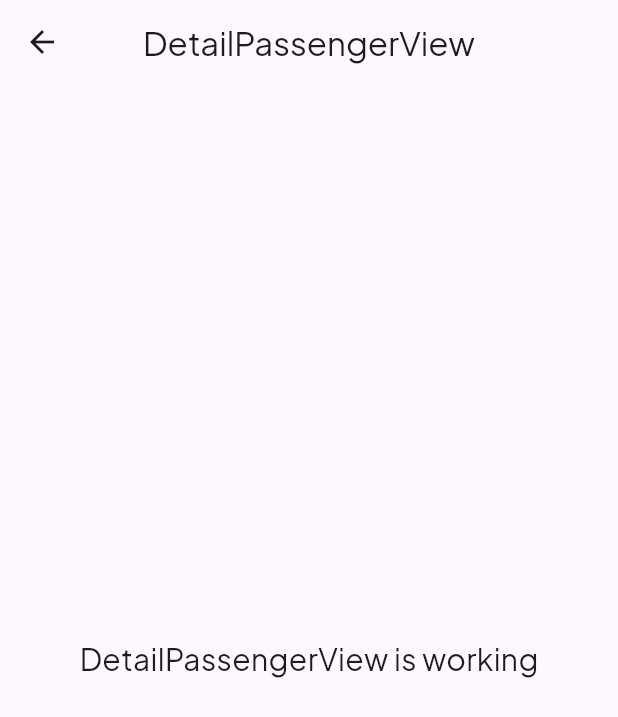
After one commit to FajarAdiSetyawan/Train-Ticketing-Flutter, a Flutter app: the DetailPassengerView screen opened by its route, on a phone screen of 412 x 824 dp. The commit adds this screen. Shown: the top 717 px of the screen. Run offline on Flutter 3.47's test engine with Material 2 defaults, Android fonts, the light colour scheme and no system bars; our stand-ins replace flutter_svg, get.

Commit message:
add page select_train & detail passenger

```diff
--- /dev/null
+++ b/lib/app/modules/detail_passenger/views/detail_passenger_view.dart
@@ -0,0 +1,24 @@
+import 'package:flutter/material.dart';
+
+import 'package:get/get.dart';
+
+import '../controllers/detail_passenger_controller.dart';
+
+class DetailPassengerView extends GetView<DetailPassengerController> {
+  const DetailPassengerView({Key? key}) : super(key: key);
+  @override
+  Widget build(BuildContext context) {
+    return Scaffold(
+      appBar: AppBar(
+        title: const Text('DetailPassengerView'),
+        centerTitle: true,
+      ),
+      body: const Center(
+        child: Text(
+          'DetailPassengerView is working',
+          style: TextStyle(fontSize: 20),
+        ),
+      ),
+    );
+  }
+}
--- a/lib/app/routes/app_routes.dart
+++ b/lib/app/routes/app_routes.dart
@@ -5,10 +5,14 @@ abstract class Routes {
   Routes._();
   static const HOME = _Paths.HOME;
   static const SELECT_SEAT = _Paths.SELECT_SEAT;
+  static const SELECT_TRAIN = _Paths.SELECT_TRAIN;
+  static const DETAIL_PASSENGER = _Paths.DETAIL_PASSENGER;
 }
 
 abstract class _Paths {
   _Paths._();
   static const HOME = '/home';
   static const SELECT_SEAT = '/select-seat';
+  static const SELECT_TRAIN = '/select-train';
+  static const DETAIL_PASSENGER = '/detail-passenger';
 }
```
Also changed, not shown: lib/app/modules/detail_passenger/bindings/detail_passenger_binding.dart (added, +12 -0 lines), lib/app/modules/detail_passenger/controllers/detail_passenger_controller.dart (added, +23 -0 lines), lib/app/modules/select_train/bindings/select_train_binding.dart (added, +12 -0 lines), lib/app/modules/select_train/controllers/select_train_controller.dart (added, +23 -0 lines), lib/app/modules/select_train/views/select_train_view.dart (added, +24 -0 lines), lib/app/routes/app_pages.dart (+14 -0 lines).
